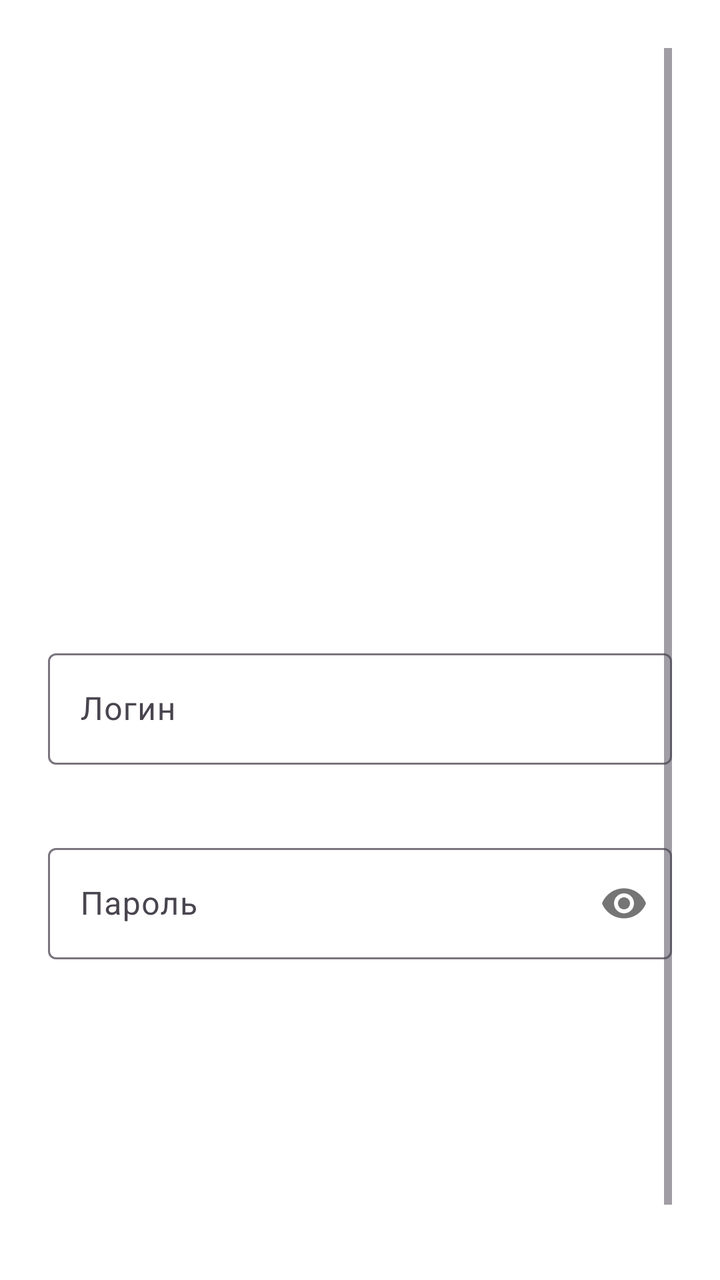
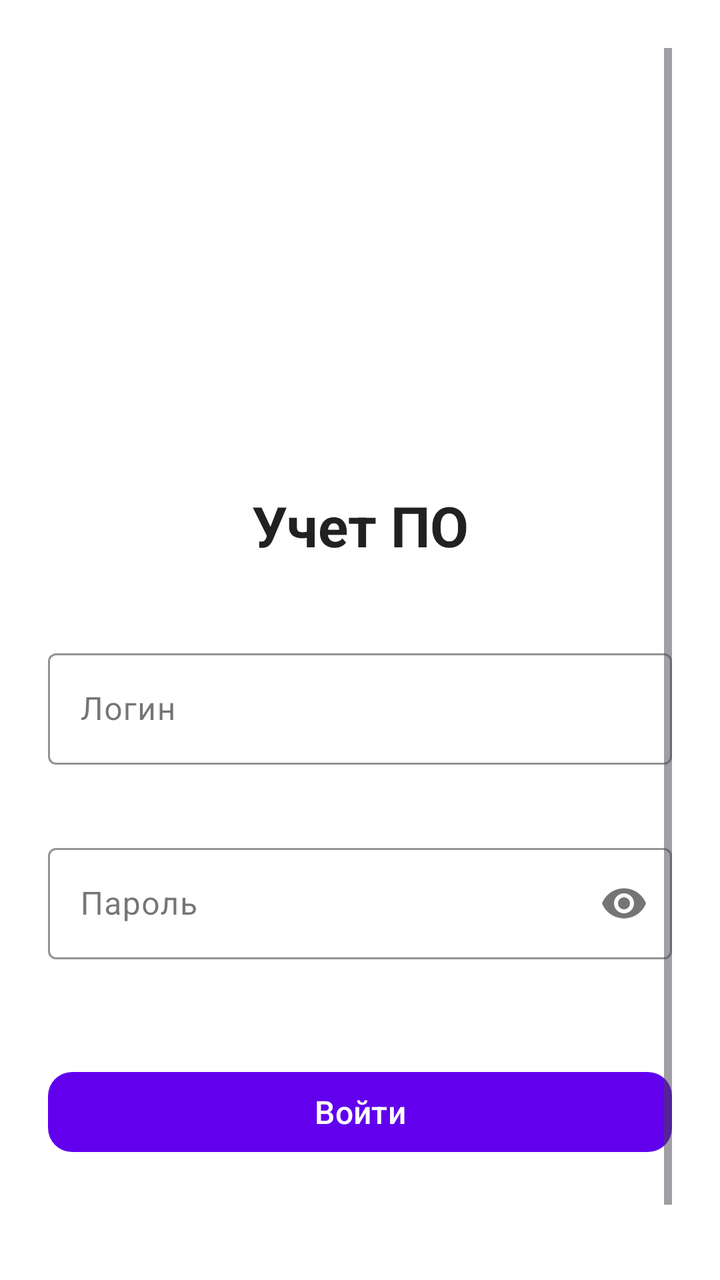

Screens rendered from an Android XML layout before and after an edit, with the pre-edit source and the edit as a unified diff.
<!-- AndroidManifest.xml: application theme Theme.SoftwareAccountingAndroid -->
<!-- res/layout/activity_login.xml -->
<?xml version="1.0" encoding="utf-8"?>
<ScrollView xmlns:android="http://schemas.android.com/apk/res/android"
    xmlns:app="http://schemas.android.com/apk/res-auto"
    android:layout_width="match_parent"
    android:layout_height="match_parent"
    android:padding="24dp"
    android:background="@color/white">

    <LinearLayout
        android:layout_width="match_parent"
        android:layout_height="wrap_content"
        android:orientation="vertical">

        
        <ImageView
            android:layout_width="120dp"
            android:layout_height="120dp"
            android:layout_gravity="center_horizontal"
            android:layout_marginTop="60dp"
            android:layout_marginBottom="40dp">
        </ImageView>

        
        <TextView
            android:layout_width="match_parent"
            android:layout_height="wrap_content"
            android:text="@string/app_name"
            android:textSize="28sp"
            android:textStyle="bold"
            android:gravity="center"
            android:layout_marginBottom="40dp"
            android:textColor="@color/white" />

        
        <com.google.android.material.textfield.TextInputLayout
            android:layout_width="match_parent"
            android:layout_height="wrap_content"
            android:layout_marginBottom="16dp"
            app:errorEnabled="true">

            <com.google.android.material.textfield.TextInputEditText
                android:id="@+id/etLogin"
                android:layout_width="match_parent"
                android:layout_height="wrap_content"
                android:hint="@string/login_hint"
                android:inputType="text"
                android:maxLines="1" />

        </com.google.android.material.textfield.TextInputLayout>

        
        <com.google.android.material.textfield.TextInputLayout
            android:layout_width="match_parent"
            android:layout_height="wrap_content"
            android:layout_marginBottom="32dp"
            app:errorEnabled="true"
            app:passwordToggleEnabled="true">

            <com.google.android.material.textfield.TextInputEditText
                android:id="@+id/etPassword"
                android:layout_width="match_parent"
                android:layout_height="wrap_content"
                android:hint="@string/password_hint"
                android:inputType="textPassword"
                android:maxLines="1" />

        </com.google.android.material.textfield.TextInputLayout>

        
        <com.google.android.material.button.MaterialButton
            android:id="@+id/btnLogin"
            android:layout_width="match_parent"
            android:layout_height="wrap_content"
            android:text="@string/login_button"
            android:textSize="16sp"
            android:layout_marginBottom="24dp"
            app:cornerRadius="12dp"
            android:backgroundTint="@color/white" />

        
        <TextView
            android:id="@+id/tvRegister"
            android:layout_width="match_parent"
            android:layout_height="wrap_content"
            android:text="@string/register_link"
            android:gravity="center"
            android:textColor="@color/white"
            android:textStyle="bold"
            android:padding="16dp"
            android:clickable="true"
            android:focusable="true" />

        
        <ProgressBar
            android:id="@+id/progressBar"
            android:layout_width="wrap_content"
            android:layout_height="wrap_content"
            android:layout_gravity="center"
            android:visibility="gone" />

    </LinearLayout>

</ScrollView>
<!-- resources referenced by this layout -->
<resources>
  <color name="white">#FFFFFFFF</color>
  <string name="app_name">Учет ПО</string>
  <string name="login_button">Войти</string>
  <string name="login_hint">Логин</string>
  <string name="password_hint">Пароль</string>
  <string name="register_link">Нет аккаунта? Зарегистрироваться</string>
  <style name="Theme.SoftwareAccountingAndroid" parent="Base.Theme.SoftwareAccountingAndroid" />
  <style name="Base.Theme.SoftwareAccountingAndroid" parent="Theme.Material3.DayNight.NoActionBar">
          
          <item name="colorPrimary">@color/purple_500</item>
          <item name="colorPrimaryVariant">@color/purple_700</item>
          <item name="colorOnPrimary">@color/white</item>
      </style>
  <color name="purple_500">#FF6200EE</color>
  <color name="purple_700">#FF3700B3</color>
</resources>

<!-- the commit's change to res/layout/activity_login.xml (unified diff, before → after) -->
@@ -4,7 +4,7 @@
     android:layout_width="match_parent"
     android:layout_height="match_parent"
     android:padding="24dp"
-    android:background="@color/white">
+    android:background="@color/surface_light">
 
     <LinearLayout
         android:layout_width="match_parent"
@@ -17,8 +17,7 @@
             android:layout_height="120dp"
             android:layout_gravity="center_horizontal"
             android:layout_marginTop="60dp"
-            android:layout_marginBottom="40dp">
-        </ImageView>
+            android:layout_marginBottom="40dp" />
 
         
         <TextView
@@ -29,14 +28,18 @@
             android:textStyle="bold"
             android:gravity="center"
             android:layout_marginBottom="40dp"
-            android:textColor="@color/white" />
+            android:textColor="@color/text_primary_light" />
 
         
         <com.google.android.material.textfield.TextInputLayout
             android:layout_width="match_parent"
             android:layout_height="wrap_content"
             android:layout_marginBottom="16dp"
-            app:errorEnabled="true">
+            app:errorEnabled="true"
+            app:hintTextColor="@color/text_secondary_light"
+            app:boxStrokeColor="@color/text_secondary_light"
+            app:errorTextColor="@color/error"
+            android:textColorHint="@color/text_secondary_light">
 
             <com.google.android.material.textfield.TextInputEditText
                 android:id="@+id/etLogin"
@@ -44,7 +47,8 @@
                 android:layout_height="wrap_content"
                 android:hint="@string/login_hint"
                 android:inputType="text"
-                android:maxLines="1" />
+                android:maxLines="1"
+                android:textColor="@color/text_primary_light" />
 
         </com.google.android.material.textfield.TextInputLayout>
 
@@ -54,7 +58,12 @@
             android:layout_height="wrap_content"
             android:layout_marginBottom="32dp"
             app:errorEnabled="true"
-            app:passwordToggleEnabled="true">
+            app:passwordToggleEnabled="true"
+            app:hintTextColor="@color/text_secondary_light"
+            app:boxStrokeColor="@color/text_secondary_light"
+            app:errorTextColor="@color/error"
+            app:passwordToggleTint="@color/text_secondary_light"
+            android:textColorHint="@color/text_secondary_light">
 
             <com.google.android.material.textfield.TextInputEditText
                 android:id="@+id/etPassword"
@@ -62,7 +71,8 @@
                 android:layout_height="wrap_content"
                 android:hint="@string/password_hint"
                 android:inputType="textPassword"
-                android:maxLines="1" />
+                android:maxLines="1"
+                android:textColor="@color/text_primary_light" />
 
         </com.google.android.material.textfield.TextInputLayout>
 
@@ -75,7 +85,8 @@
             android:textSize="16sp"
             android:layout_marginBottom="24dp"
             app:cornerRadius="12dp"
-            android:backgroundTint="@color/white" />
+            android:textColor="@color/white"
+            app:backgroundTint="@color/button_background" />
 
         
         <TextView
@@ -84,7 +95,7 @@
             android:layout_height="wrap_content"
             android:text="@string/register_link"
             android:gravity="center"
-            android:textColor="@color/white"
+            android:textColor="@color/link_color"
             android:textStyle="bold"
             android:padding="16dp"
             android:clickable="true"
<!-- resource entries referenced after the edit -->
@@ -1,5 +1,11 @@
 <!-- resources referenced by this layout -->
 <resources>
+  <color name="button_background">@color/purple_500</color>
+  <color name="error">#FF0000</color>
+  <color name="link_color">@color/purple_500</color>
+  <color name="surface_light">#FFFFFFFF</color>
+  <color name="text_primary_light">#DE000000</color>
+  <color name="text_secondary_light">#8A000000</color>
   <color name="white">#FFFFFFFF</color>
   <string name="app_name">Учет ПО</string>
   <string name="login_button">Войти</string>
@@ -7,13 +13,13 @@
   <string name="password_hint">Пароль</string>
   <string name="register_link">Нет аккаунта? Зарегистрироваться</string>
   <style name="Theme.SoftwareAccountingAndroid" parent="Base.Theme.SoftwareAccountingAndroid" />
+  <color name="purple_500">#FF6200EE</color>
   <style name="Base.Theme.SoftwareAccountingAndroid" parent="Theme.Material3.DayNight.NoActionBar">
           
           <item name="colorPrimary">@color/purple_500</item>
           <item name="colorPrimaryVariant">@color/purple_700</item>
           <item name="colorOnPrimary">@color/white</item>
       </style>
-  <color name="purple_500">#FF6200EE</color>
   <color name="purple_700">#FF3700B3</color>
 </resources>
 
